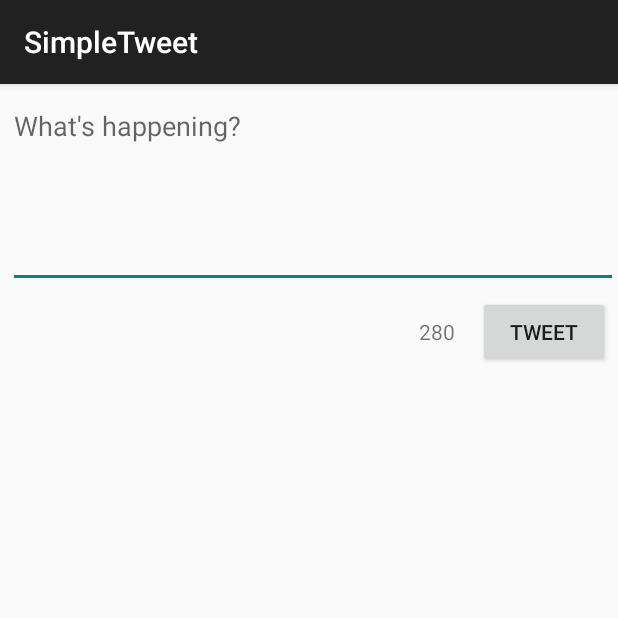
After one commit to RobertBangiyev/SimpleTweet, an Android app: the ComposeActivity screen opened directly, with no data from a screen before it, on a phone screen of 412 x 824 dp, the top half of it. The commit adds this screen. Run offline under Robolectric (Android 15) with nearby library versions, the phone set to English and light mode, and no system bars; our stand-ins replace Room's generated code; libraries missing offline, so code that uses them is left out: com.codepath.asynchttpclient, com.facebook.stetho, org.parceler; 1 statement that could not run was skipped.

Commit message:
Completed part two

```diff
--- a/app/src/main/AndroidManifest.xml
+++ b/app/src/main/AndroidManifest.xml
@@ -13,7 +13,8 @@
         android:icon="@drawable/ic_launcher"
         android:label="@string/app_name"
         android:theme="@style/AppTheme">
-        <activity android:name=".DetailActivity"></activity>
+        <activity android:name=".ComposeActivity"></activity>
+        <activity android:name=".DetailActivity" />
         <activity android:name=".TimelineActivity" />
         <activity
             android:name=".LoginActivity"
--- /dev/null
+++ b/app/src/main/java/com/codepath/apps/restclienttemplate/ComposeActivity.java
@@ -0,0 +1,108 @@
+package com.codepath.apps.restclienttemplate;
+
+import androidx.appcompat.app.AppCompatActivity;
+
+import android.content.Intent;
+import android.os.Bundle;
+import android.text.Editable;
+import android.text.TextWatcher;
+import android.util.Log;
+import android.view.View;
+import android.widget.Button;
+import android.widget.EditText;
+import android.widget.TextView;
+import android.widget.Toast;
+
+import com.codepath.apps.restclienttemplate.models.Tweet;
+import com.codepath.asynchttpclient.callback.JsonHttpResponseHandler;
+
+import org.json.JSONException;
+import org.parceler.Parcels;
+
+import okhttp3.Headers;
+
+public class ComposeActivity extends AppCompatActivity {
+
+    public static final String TAG = "ComposeActivity";
+    public static final int MAX_TWEET_LENGTH = 280;
+
+    EditText etCompose;
+    Button btnTweet;
+    TextView numCount;
+
+    TwitterClient client;
+
+    @Override
+    protected void onCreate(Bundle savedInstanceState) {
+        super.onCreate(savedInstanceState);
+        setContentView(R.layout.activity_compose);
+
+        client = TwitterApp.getRestClient(this);
+
+        etCompose = findViewById(R.id.etCompose);
+        btnTweet = findViewById(R.id.btnTweet);
+        numCount = findViewById(R.id.numCount);
+
+        //set click listener on button
+        btnTweet.setOnClickListener(new View.OnClickListener() {
+            @Override
+            public void onClick(View v) {
+                String tweetContent = etCompose.getText().toString();
+                if(tweetContent.isEmpty()) {
+                    Toast.makeText(ComposeActivity.this, "Sorry, your tweet cannot be empty", Toast.LENGTH_LONG).show();
+                    return;
+                }
+                if(tweetContent.length() > MAX_TWEET_LENGTH) {
+                    Toast.makeText(ComposeActivity.this, "Sorry, your tweet is too long", Toast.LENGTH_LONG).show();
+                    return;
+                }
+                Toast.makeText(ComposeActivity.this, tweetContent, Toast.LENGTH_LONG).show();
+                //make api call to twitter
+                client.publishTweet(tweetContent, new JsonHttpResponseHandler() {
+                    @Override
+                    public void onSuccess(int statusCode, Headers headers, JSON json) {
+                        Log.i(TAG, "onSuccess to publish tweet");
+                        try {
+                            Tweet tweet = Tweet.fromJson(json.jsonObject);
+                            Log.i(TAG, "Published Tweet says: " + tweet);
+                            Intent intent = new Intent();
+                            intent.putExtra("tweet", Parcels.wrap(tweet));
+                            //set result code and bundle for response
+                            setResult(RESULT_OK, intent);
+                            //closes activity, pass data to parent
+                            finish();
+                        } catch (JSONException e) {
+                            e.printStackTrace();
+                        }
+                    }
+
+                    @Override
+                    public void onFailure(int statusCode, Headers headers, String response, Throwable throwable) {
+                        Log.e(TAG, "onFailure to publish tweet", throwable);
+                    }
+                });
+            }
+        });
+        etCompose.addTextChangedListener(new TextWatcher() {
+            @Override
+            public void onTextChanged(CharSequence s, int start, int before, int count) {
+                // Fires right as the text is being changed (even supplies the range of text)
+            }
+
+            @Override
+            public void beforeTextChanged(CharSequence s, int start, int count, int after) {
+                // Fires right before text is changing
+            }
+
+            @Override
+            public void afterTextChanged(Editable s) {
+                // Fires right after the text has changed
+                String curText = s.toString();
+                int charsLeft = MAX_TWEET_LENGTH - curText.length();
+                String finalCount = Integer.toString(charsLeft);
+                numCount.setText(finalCount);
+            }
+        });
+
+    }
+}
--- /dev/null
+++ b/app/src/main/res/layout/activity_compose.xml
@@ -0,0 +1,41 @@
+<?xml version="1.0" encoding="utf-8"?>
+<RelativeLayout
+    xmlns:android="http://schemas.android.com/apk/res/android"
+    xmlns:app="http://schemas.android.com/apk/res-auto"
+    xmlns:tools="http://schemas.android.com/tools"
+    android:layout_width="match_parent"
+    android:layout_height="match_parent"
+    tools:context=".ComposeActivity">
+
+    <EditText
+        android:id="@+id/etCompose"
+        android:layout_width="match_parent"
+        android:layout_height="wrap_content"
+        android:layout_marginStart="5dp"
+        android:layout_marginTop="5dp"
+        android:ems="10"
+        android:gravity="start|top"
+        android:hint="What's happening?"
+        android:inputType="textMultiLine"
+        android:minLines="5" />
+
+    <Button
+        android:id="@+id/btnTweet"
+        android:layout_width="wrap_content"
+        android:layout_height="wrap_content"
+        android:layout_below="@+id/etCompose"
+        android:layout_alignParentEnd="true"
+        android:layout_marginTop="5dp"
+        android:layout_marginEnd="5dp"
+        android:text="@string/tweet" />
+
+    <TextView
+        android:id="@+id/numCount"
+        android:layout_width="wrap_content"
+        android:layout_height="wrap_content"
+        android:layout_below="@+id/etCompose"
+        android:layout_marginTop="19dp"
+        android:layout_marginEnd="15dp"
+        android:layout_toStartOf="@+id/btnTweet"
+        android:text="280" />
+</RelativeLayout>
--- a/app/src/main/res/values/strings.xml
+++ b/app/src/main/res/values/strings.xml
@@ -5,5 +5,6 @@
     <string name="login_label">Log in</string>
     <string name="intent_scheme">oauth</string>
     <string name="intent_host">cprest</string>
+    <string name="tweet">Tweet</string>
 
 </resources>
```
Also changed, not shown: app/src/main/java/com/codepath/apps/restclienttemplate/TimelineActivity.java (+42 -0 lines), app/src/main/java/com/codepath/apps/restclienttemplate/TwitterClient.java (+8 -0 lines), app/src/main/res/menu/menu_main.xml (added, +10 -0 lines).
